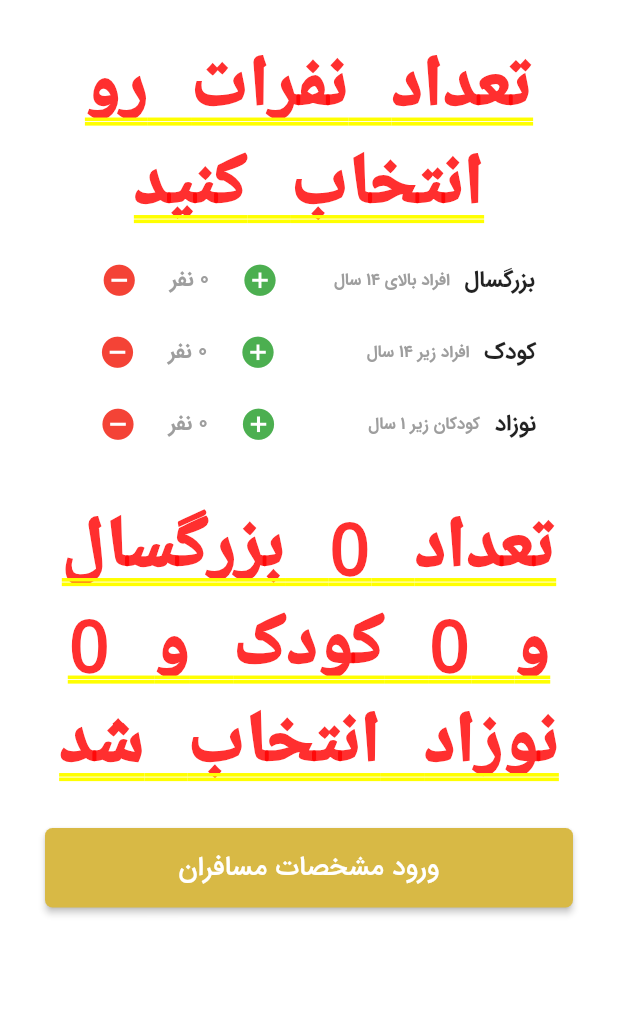
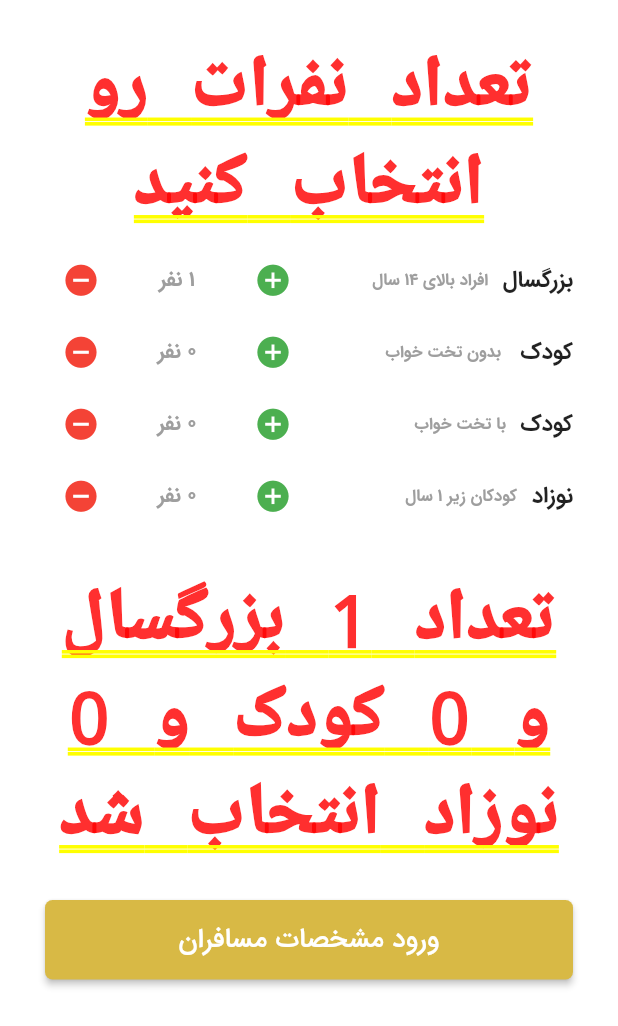
Before and after one commit to salehzarei/PartVanakApp, a Flutter app: the BuyTicket screen opened by its route, on a phone screen of 412 x 824 dp. Shown: the top 1026 px of the screen. Run offline on Flutter 3.47's test engine with Material 2 defaults, Android fonts, the phone set to English and light mode, and no system bars; our stand-ins replace cached_network_image, flutter_spinkit.

Commit message:
fixed lengh of passenger width

```diff
--- a/lib/buyticket.dart
+++ b/lib/buyticket.dart
@@ -7,9 +7,10 @@ class BuyTicket extends StatefulWidget {
 }
 
 class _BuyTicketState extends State<BuyTicket> {
-  int _bigPerson = 0;
-  int _kids = 0;
-  int _baby = 0;
+  int _bigPerson=1;
+  int _kids=0;
+  int _kids_bed=0;
+  int _baby=0;
 
   @override
   Widget build(BuildContext context) {
@@ -20,12 +21,15 @@ class _BuyTicketState extends State<BuyTicket> {
         children: <Widget>[
           Padding(
             padding: const EdgeInsets.only(bottom: 8),
-            child: Text('تعداد نفرات رو انتخاب کنید', textAlign: TextAlign.center,),
+            child: Text(
+              'تعداد نفرات رو انتخاب کنید',
+              textAlign: TextAlign.center,
+            ),
           ),
           Row(
-            mainAxisAlignment: MainAxisAlignment.spaceEvenly,
             children: <Widget>[
-              Wrap(
+              Expanded(
+                  child: Wrap(
                       spacing: 10,
                       crossAxisAlignment: WrapCrossAlignment.center,
                       children: <Widget>[
@@ -43,13 +47,11 @@ class _BuyTicketState extends State<BuyTicket> {
                           .headline
                           .copyWith(fontSize: 11, color: Colors.grey),
                     )
-                  ]),
-              Wrap(
-                crossAxisAlignment: WrapCrossAlignment.center,
-                alignment: WrapAlignment.end,
-                spacing: 10,
-                children: <Widget>[
-                  IconButton(
+                  ])),
+              Expanded(
+                  child: Row(children: <Widget>[
+                Expanded(
+                  child: IconButton(
                       icon: Icon(Icons.add_circle),
                       color: Colors.green,
                       iconSize: 25,
@@ -57,34 +59,39 @@ class _BuyTicketState extends State<BuyTicket> {
                         setState(() {
                           _bigPerson++;
                         });
-                    },
+                      }),
                 ),
-                  Text(
+                Container(
+                  width: 80,
+                  alignment: Alignment.center,
+                  child: Text(
                     '${_bigPerson.toString()} نفر',
                     style: Theme.of(context)
                         .textTheme
                         .headline
                         .copyWith(fontSize: 14, color: Colors.grey),
                   ),
-                  IconButton(
+                ),
+                Expanded(
+                  child: IconButton(
                     icon: Icon(Icons.remove_circle),
                     color: Colors.red,
                     iconSize: 25,
                     onPressed: () {
-                      if (_bigPerson > 0)
+                      if (_bigPerson > 1)
                         setState(() {
                           _bigPerson--;
                         });
                     },
+                  ),
                 )
-                ],
-              )
+              ])),
             ],
           ),
           Row(
-            mainAxisAlignment: MainAxisAlignment.spaceAround,
             children: <Widget>[
-              Wrap(
+              Expanded(
+                  child: Wrap(
                       spacing: 10,
                       crossAxisAlignment: WrapCrossAlignment.center,
                       children: <Widget>[
@@ -96,19 +103,17 @@ class _BuyTicketState extends State<BuyTicket> {
                           .copyWith(fontSize: 15),
                     ),
                     Text(
-                      'افراد زیر 14 سال',
+                      ' بدون تخت خواب',
                       style: Theme.of(context)
                           .textTheme
                           .headline
                           .copyWith(fontSize: 11, color: Colors.grey),
                     )
-                  ]),
-              Wrap(
-                crossAxisAlignment: WrapCrossAlignment.center,
-                alignment: WrapAlignment.end,
-                spacing: 10,
-                children: <Widget>[
-                  IconButton(
+                  ])),
+              Expanded(
+                  child: Row(children: <Widget>[
+                Expanded(
+                  child: IconButton(
                       icon: Icon(Icons.add_circle),
                       color: Colors.green,
                       iconSize: 25,
@@ -116,33 +121,101 @@ class _BuyTicketState extends State<BuyTicket> {
                         setState(() {
                           _kids++;
                         });
-                    },
+                      }),
                 ),
-                  Text(
+                Container(
+                  width: 80,
+                  alignment: Alignment.center,
+                  child: Text(
                     '${_kids.toString()} نفر',
                     style: Theme.of(context)
                         .textTheme
                         .headline
                         .copyWith(fontSize: 14, color: Colors.grey),
                   ),
-                  IconButton(
+                ),
+                Expanded(
+                  child: IconButton(
                     icon: Icon(Icons.remove_circle),
                     color: Colors.red,
                     iconSize: 25,
                     onPressed: () {
+                      if (_kids > 0)
                         setState(() {
-                        if (_kids > 0) _kids--;
+                          _kids--;
                         });
                     },
+                  ),
                 )
-                ],
-              )
+              ])),
             ],
           ),
           Row(
-            mainAxisAlignment: MainAxisAlignment.spaceAround,
             children: <Widget>[
-              Wrap(
+              Expanded(
+                  child: Wrap(
+                      spacing: 10,
+                      crossAxisAlignment: WrapCrossAlignment.center,
+                      children: <Widget>[
+                    Text(
+                      'کودک',
+                      style: Theme.of(context)
+                          .textTheme
+                          .headline
+                          .copyWith(fontSize: 15),
+                    ),
+                    Text(
+                      'با تخت خواب',
+                      style: Theme.of(context)
+                          .textTheme
+                          .headline
+                          .copyWith(fontSize: 11, color: Colors.grey),
+                    )
+                  ])),
+              Expanded(
+                  child: Row(children: <Widget>[
+                Expanded(
+                  child: IconButton(
+                      icon: Icon(Icons.add_circle),
+                      color: Colors.green,
+                      iconSize: 25,
+                      onPressed: () {
+                        setState(() {
+                          _kids_bed++;
+                        });
+                      }),
+                ),
+                Container(
+                  width: 80,
+                  alignment: Alignment.center,
+                  child: Text(
+                    '${_kids_bed.toString()} نفر',
+                    style: Theme.of(context)
+                        .textTheme
+                        .headline
+                        .copyWith(fontSize: 14, color: Colors.grey),
+                  ),
+                ),
+                Expanded(
+                  child: IconButton(
+                    icon: Icon(Icons.remove_circle),
+                    color: Colors.red,
+                    iconSize: 25,
+                    onPressed: () {
+                      if (_kids_bed > 0)
+                        setState(() {
+                          _kids_bed--;
+                        });
+                    },
+                  ),
+                )
+              ])),
+            ],
+          ),
+                    Row(
+            children: <Widget>[
+              Expanded(
+                  child: Wrap(
                       spacing: 10,
                       crossAxisAlignment: WrapCrossAlignment.center,
                       children: <Widget>[
@@ -160,13 +233,11 @@ class _BuyTicketState extends State<BuyTicket> {
                           .headline
                           .copyWith(fontSize: 11, color: Colors.grey),
                     )
-                  ]),
-              Wrap(
-                crossAxisAlignment: WrapCrossAlignment.center,
-                alignment: WrapAlignment.end,
-                spacing: 10,
-                children: <Widget>[
-                  IconButton(
+                  ])),
+              Expanded(
+                  child: Row(children: <Widget>[
+                Expanded(
+                  child: IconButton(
                       icon: Icon(Icons.add_circle),
                       color: Colors.green,
                       iconSize: 25,
@@ -174,16 +245,21 @@ class _BuyTicketState extends State<BuyTicket> {
                         setState(() {
                           _baby++;
                         });
-                    },
+                      }),
                 ),
-                  Text(
+                Container(
+                  width: 80,
+                  alignment: Alignment.center,
+                  child: Text(
                     '${_baby.toString()} نفر',
                     style: Theme.of(context)
                         .textTheme
                         .headline
                         .copyWith(fontSize: 14, color: Colors.grey),
                   ),
-                  IconButton(
+                ),
+                Expanded(
+                  child: IconButton(
                     icon: Icon(Icons.remove_circle),
                     color: Colors.red,
                     iconSize: 25,
@@ -193,24 +269,28 @@ class _BuyTicketState extends State<BuyTicket> {
                           _baby--;
                         });
                     },
+                  ),
                 )
-                ],
-              )
+              ])),
             ],
           ),
           Padding(
             padding: EdgeInsets.only(top: 25),
             child: Text(
-                'تعداد $_bigPerson بزرگسال و $_kids کودک و $_baby نوزاد انتخاب شد' , textAlign: TextAlign.center,),
+              'تعداد $_bigPerson بزرگسال و $_kids کودک و $_baby نوزاد انتخاب شد',
+              textAlign: TextAlign.center,
+            ),
           ),
 
           Padding(
             padding: EdgeInsets.only(top: 25),
             child: MaterialButton(
-            onPressed: ()=>Navigator.push(context, MaterialPageRoute(
-              builder: (context)=>Passenger(
-              personcount: [_bigPerson,_kids,_baby],
-            ) ,
+              onPressed: () => Navigator.push(
+                  context,
+                  MaterialPageRoute(
+                    builder: (context) => Passenger(
+                          personcount: [_bigPerson, _kids, _baby],
+                        ),
                   )),
               minWidth: 300,
               padding: EdgeInsets.symmetric(vertical: 15),
@@ -220,8 +300,8 @@ class _BuyTicketState extends State<BuyTicket> {
               ),
               elevation: 2,
               color: Theme.of(context).accentColor,
-            shape:
-                RoundedRectangleBorder(borderRadius: BorderRadius.circular(5)),
+              shape: RoundedRectangleBorder(
+                  borderRadius: BorderRadius.circular(5)),
             ),
           )
         ],
```
Lines whose indentation alone changed are shown as unchanged.
